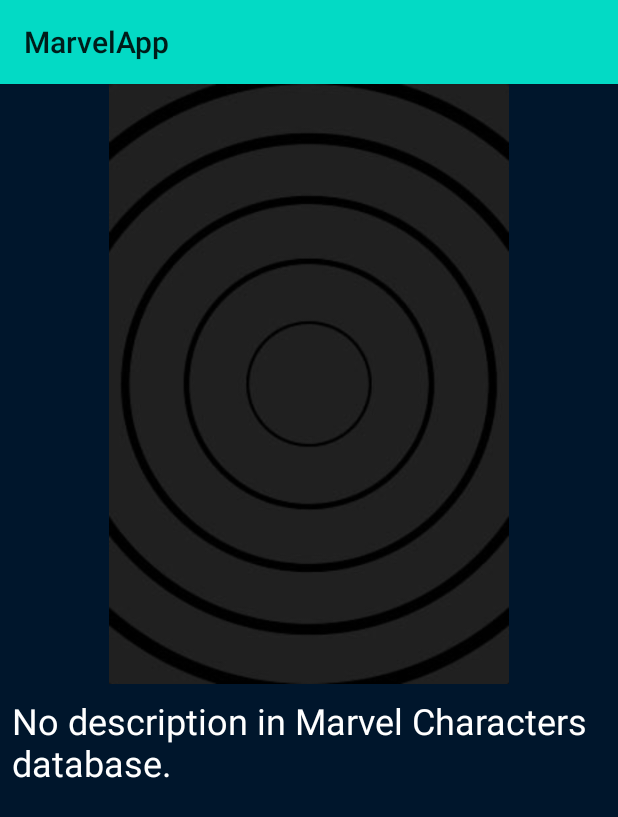
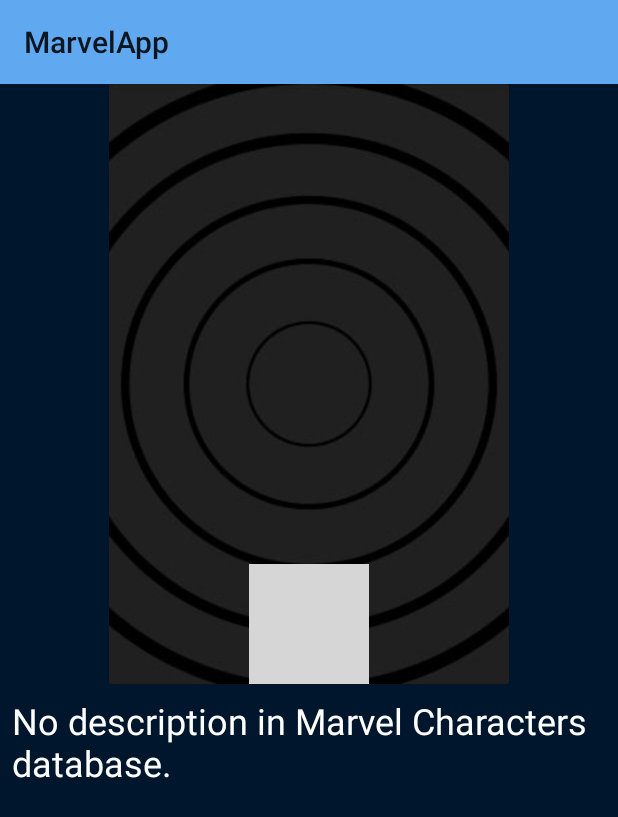
Before and after one commit to josemarsp/MarvelCharacters, an Android app: the fragment DetailsFragment placed in its activity, on a phone screen of 412 x 824 dp. Shown: the top 817 px of the screen. Run offline under Robolectric (Android 15) with nearby library versions, the phone set to English and light mode, and no system bars; pictures from the network do not load; 15 statements that could not run were skipped; grey boxes are pictures that could not be loaded.

Commit message:
alpha version

```diff
--- a/app/src/main/java/br/com/josef/marvelcharacters/view/DetailsFragment.kt
+++ b/app/src/main/java/br/com/josef/marvelcharacters/view/DetailsFragment.kt
@@ -1,5 +1,6 @@
 package br.com.josef.marvelcharacters.view
 
+import android.net.Uri
 import android.os.Bundle
 import android.view.LayoutInflater
 import android.view.View
@@ -16,8 +17,8 @@ import br.com.josef.marvelcharacters.utils.urlForBasetImages
 import br.com.josef.marvelcharacters.view.MainFragment.Companion.KEY
 import br.com.josef.marvelcharacters.viewmodel.MainViewModel
 import com.bumptech.glide.Glide
-import org.koin.androidx.viewmodel.ext.android.getViewModel
 import org.koin.androidx.viewmodel.ext.android.viewModel
+
 class DetailsFragment : Fragment() {
     private val viewModel: MainViewModel by viewModel()
     private lateinit var binding: FragmentDetailsBinding
@@ -40,28 +41,22 @@ class DetailsFragment : Fragment() {
 
     override fun onViewCreated(view: View, savedInstanceState: Bundle?) {
         super.onViewCreated(view, savedInstanceState)
-
         val result = requireArguments().getParcelable<MarvelResult>(KEY)!!
         val uri = urlForBasetImages(result)
+        initViews(uri, result)
+        viewModel.allSeriesCharacter(result.id)
+        viewModel.allComicsCharacter(result.id)
 
-        (activity as MainActivity?)?.renameMenu(result.name!!) //Name on Top
-
-        if (!result.description.isNullOrEmpty()) binding.tvComicDescription.text = result.description
-
-        Glide.with(requireContext())
-            .load(uri)
-            .dontTransform()
-            .placeholder(R.drawable.portrait_uncanny)
-            .into(binding.ivCharacterImage)
+        binding.ivStar.setOnClickListener {
+            viewModel.saveFavorite(result)
+            binding.ivStar.setImageDrawable(resources.getDrawable(R.drawable.ic_baseline_star_48))
+        }
 
         binding.ivCharacterImage.setOnClickListener {
             ExpandedImageHelper.uriImage(uri, requireContext())
         }
 
-        viewModel.allSeriesCharacter(result.id)
-        viewModel.allComicsCharacter(result.id)
-
-        with(viewModel){
+        with(viewModel) {
             listaComics.observe(viewLifecycleOwner) { results ->
                 if (results.count() > 0) {
                     binding.tvComicsTitle.visibility = View.VISIBLE
@@ -93,6 +88,21 @@ class DetailsFragment : Fragment() {
         }
     }
 
+    private fun initViews(uri: Uri, result: MarvelResult) {
+        if (!result.description.isNullOrEmpty()) binding.tvComicDescription.text =
+            result.description
+
+        (activity as MainActivity?)?.renameMenu(result.name!!) //Name on Top
+
+        Glide.with(requireContext())
+            .load(uri)
+            .dontTransform()
+            .placeholder(R.drawable.portrait_uncanny)
+            .into(binding.ivCharacterImage)
+
+
+    }
+
     override fun onDetach() {
         super.onDetach()
         (activity as MainActivity?)?.renameMenu("MarvelApp")
--- a/app/src/main/res/layout/activity_main.xml
+++ b/app/src/main/res/layout/activity_main.xml
@@ -9,7 +9,7 @@
         android:id="@+id/tb_marvel"
         android:layout_width="match_parent"
         android:layout_height="wrap_content"
-        android:background="@color/teal_200"
+        android:background="@color/blue"
         android:elevation="4dp"
         android:visibility="visible"
         app:layout_constraintEnd_toEndOf="parent"
--- a/app/src/main/res/layout/dialog_show_image_zoom.xml
+++ b/app/src/main/res/layout/dialog_show_image_zoom.xml
@@ -17,8 +17,8 @@
 
     <ImageView
         android:id="@+id/btn_alert_ok"
-        android:layout_width="wrap_content"
-        android:layout_height="wrap_content"
+        android:layout_width="56dp"
+        android:layout_height="56dp"
         android:layout_margin="16dp"
         android:src="@drawable/ic_back"
         app:layout_constraintBottom_toBottomOf="parent"
--- a/app/src/main/res/layout/fragment_details.xml
+++ b/app/src/main/res/layout/fragment_details.xml
@@ -22,6 +22,15 @@
             app:layout_constraintStart_toStartOf="parent"
             app:layout_constraintTop_toTopOf="parent"
             tools:srcCompat="@drawable/big_character" />
+
+        <ImageView
+            android:id="@+id/iv_star"
+            android:layout_width="80dp"
+            android:layout_height="80dp"
+            android:src="@drawable/ic_baseline_star_border_48"
+            app:layout_constraintBottom_toTopOf="@+id/gl_details"
+            app:layout_constraintEnd_toEndOf="parent"
+            app:layout_constraintStart_toStartOf="parent" />
 
         <androidx.constraintlayout.widget.Guideline
             android:id="@+id/gl_details"
--- a/app/src/main/res/layout/item_recycler_view.xml
+++ b/app/src/main/res/layout/item_recycler_view.xml
@@ -3,7 +3,7 @@
     xmlns:tools="http://schemas.android.com/tools"
     android:layout_width="wrap_content"
     android:layout_height="wrap_content"
-    android:layout_margin="4dp"
+    android:layout_margin="1dp"
     android:background="@color/white">
 
     <androidx.constraintlayout.widget.ConstraintLayout
--- a/app/src/main/res/values/colors.xml
+++ b/app/src/main/res/values/colors.xml
@@ -3,10 +3,11 @@
     <color name="purple_200">#FFBB86FC</color>
     <color name="purple_500">#FF6200EE</color>
     <color name="purple_700">#FF3700B3</color>
-    <color name="teal_200">#FF03DAC5</color>
+    <color name="teal_200">#F8D528</color>
     <color name="teal_700">#FF018786</color>
     <color name="black">#FF000000</color>
     <color name="white">#FFFFFFFF</color>
     <color name="my_blue">#00162C</color>
+    <color name="blue">#60A9F1</color>
 
 </resources>
```
Also changed, not shown: app/src/main/java/br/com/josef/marvelcharacters/viewmodel/MainViewModel.kt (+1 -22 lines), app/src/main/res/layout/fragment_main.xml (+9 -0 lines).
